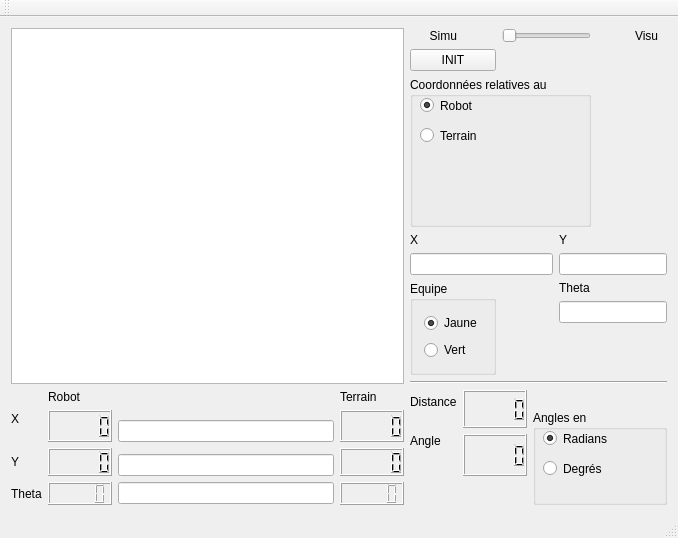
Above: PluginModules/SimuBot/ihm_SimuBot.ui from CRLG/LABOTBOX before the change. Below: the same form after it.
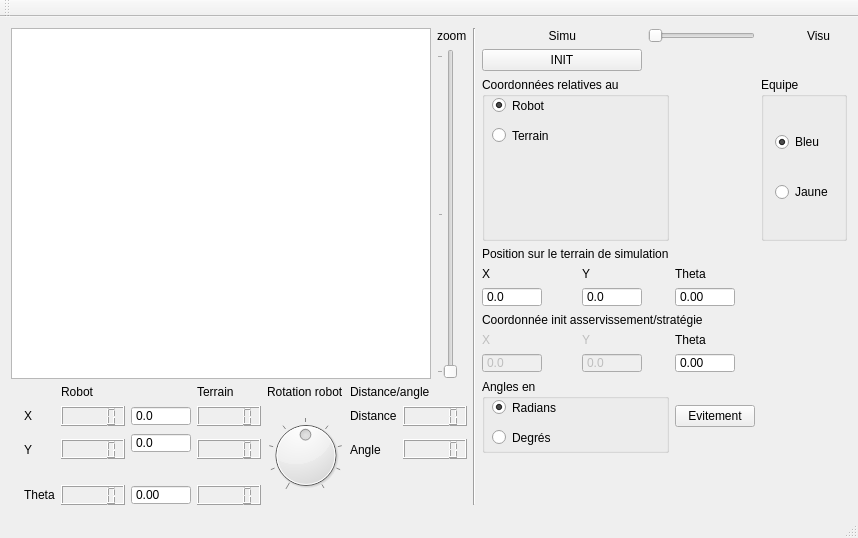
That is the form after the change.

```diff
--- a/PluginModules/SimuBot/ihm_SimuBot.ui
+++ b/PluginModules/SimuBot/ihm_SimuBot.ui
@@ -6,7 +6,7 @@
    <rect>
     <x>0</x>
     <y>0</y>
-    <width>678</width>
+    <width>858</width>
     <height>538</height>
    </rect>
   </property>
@@ -15,10 +15,125 @@
   </property>
   <widget class="QWidget" name="centralWidget">
    <layout class="QGridLayout" name="gridLayout">
-    <item row="0" column="0" rowspan="9" colspan="4">
-     <widget class="QGraphicsView" name="simuGraphicsView"/>
+    <item row="0" column="9" rowspan="16">
+     <widget class="Line" name="line">
+      <property name="orientation">
+       <enum>Qt::Vertical</enum>
+      </property>
+     </widget>
     </item>
-    <item row="0" column="4">
+    <item row="8" column="10">
+     <widget class="QDoubleSpinBox" name="sB_X_init_asserv">
+      <property name="enabled">
+       <bool>false</bool>
+      </property>
+      <property name="minimumSize">
+       <size>
+        <width>60</width>
+        <height>20</height>
+       </size>
+      </property>
+      <property name="maximumSize">
+       <size>
+        <width>60</width>
+        <height>20</height>
+       </size>
+      </property>
+      <property name="buttonSymbols">
+       <enum>QAbstractSpinBox::NoButtons</enum>
+      </property>
+      <property name="decimals">
+       <number>1</number>
+      </property>
+      <property name="minimum">
+       <double>-300.000000000000000</double>
+      </property>
+      <property name="maximum">
+       <double>300.000000000000000</double>
+      </property>
+     </widget>
+    </item>
+    <item row="7" column="12">
+     <widget class="QLabel" name="label_17">
+      <property name="enabled">
+       <bool>false</bool>
+      </property>
+      <property name="text">
+       <string>Y</string>
+      </property>
+     </widget>
+    </item>
+    <item row="4" column="12">
+     <widget class="QLabel" name="label_7">
+      <property name="text">
+       <string>Y</string>
+      </property>
+     </widget>
+    </item>
+    <item row="0" column="16">
+     <widget class="QLabel" name="label_9">
+      <property name="text">
+       <string>Visu</string>
+      </property>
+     </widget>
+    </item>
+    <item row="10" column="2">
+     <widget class="QLabel" name="label_11">
+      <property name="text">
+       <string>Robot</string>
+      </property>
+     </widget>
+    </item>
+    <item row="6" column="10" colspan="5">
+     <widget class="QLabel" name="label_15">
+      <property name="text">
+       <string>Coordonnée init asservissement/stratégie</string>
+      </property>
+     </widget>
+    </item>
+    <item row="1" column="8" rowspan="9">
+     <widget class="QSlider" name="verticalSlider_zoom_scene">
+      <property name="minimum">
+       <number>1</number>
+      </property>
+      <property name="maximum">
+       <number>3</number>
+      </property>
+      <property name="pageStep">
+       <number>1</number>
+      </property>
+      <property name="value">
+       <number>1</number>
+      </property>
+      <property name="sliderPosition">
+       <number>1</number>
+      </property>
+      <property name="orientation">
+       <enum>Qt::Vertical</enum>
+      </property>
+      <property name="tickPosition">
+       <enum>QSlider::TicksAbove</enum>
+      </property>
+      <property name="tickInterval">
+       <number>1</number>
+      </property>
+     </widget>
+    </item>
+    <item row="10" column="4">
+     <widget class="QLabel" name="label_12">
+      <property name="text">
+       <string>Terrain</string>
+      </property>
+     </widget>
+    </item>
+    <item row="3" column="10" colspan="4">
+     <widget class="QLabel" name="label_14">
+      <property name="text">
+       <string>Position sur le terrain de simulation</string>
+      </property>
+     </widget>
+    </item>
+    <item row="0" column="11">
      <widget class="QLabel" name="label_8">
       <property name="text">
        <string>Simu</string>
@@ -28,47 +143,250 @@
       </property>
      </widget>
     </item>
-    <item row="0" column="6" colspan="3">
-     <widget class="QSlider" name="horizontalSlider_toggle_simu">
-      <property name="maximum">
-       <number>1</number>
-      </property>
-      <property name="pageStep">
-       <number>1</number>
-      </property>
+    <item row="10" column="0" rowspan="6">
+     <spacer name="horizontalSpacer">
       <property name="orientation">
        <enum>Qt::Horizontal</enum>
       </property>
-     </widget>
+      <property name="sizeHint" stdset="0">
+       <size>
+        <width>307</width>
+        <height>20</height>
+       </size>
+      </property>
+     </spacer>
     </item>
-    <item row="0" column="10">
-     <widget class="QLabel" name="label_9">
+    <item row="7" column="10">
+     <widget class="QLabel" name="label_16">
+      <property name="enabled">
+       <bool>false</bool>
+      </property>
       <property name="text">
-       <string>Visu</string>
+       <string>X</string>
       </property>
      </widget>
     </item>
-    <item row="1" column="4" colspan="2">
+    <item row="1" column="10" colspan="3">
      <widget class="QPushButton" name="pushButton_init">
       <property name="text">
        <string>INIT</string>
       </property>
      </widget>
     </item>
-    <item row="1" column="10" rowspan="2">
-     <spacer name="verticalSpacer">
+    <item row="4" column="10">
+     <widget class="QLabel" name="label_6">
+      <property name="text">
+       <string>X</string>
+      </property>
+     </widget>
+    </item>
+    <item row="0" column="13" colspan="2">
+     <widget class="QSlider" name="horizontalSlider_toggle_simu">
+      <property name="maximum">
+       <number>1</number>
+      </property>
+      <property name="pageStep">
+       <number>1</number>
+      </property>
+      <property name="orientation">
+       <enum>Qt::Horizontal</enum>
+      </property>
+     </widget>
+    </item>
+    <item row="0" column="8">
+     <widget class="QLabel" name="label_13">
+      <property name="text">
+       <string>zoom</string>
+      </property>
+     </widget>
+    </item>
+    <item row="15" column="4">
+     <widget class="QLCDNumber" name="lcdNumber_theta_terrain">
+      <property name="minimumSize">
+       <size>
+        <width>64</width>
+        <height>20</height>
+       </size>
+      </property>
+      <property name="maximumSize">
+       <size>
+        <width>64</width>
+        <height>20</height>
+       </size>
+      </property>
+     </widget>
+    </item>
+    <item row="11" column="2">
+     <widget class="QLCDNumber" name="lcdNumber_x">
+      <property name="minimumSize">
+       <size>
+        <width>64</width>
+        <height>20</height>
+       </size>
+      </property>
+      <property name="maximumSize">
+       <size>
+        <width>64</width>
+        <height>20</height>
+       </size>
+      </property>
+     </widget>
+    </item>
+    <item row="10" column="6" colspan="2">
+     <widget class="QLabel" name="label_19">
+      <property name="text">
+       <string>Distance/angle</string>
+      </property>
+     </widget>
+    </item>
+    <item row="11" column="1">
+     <widget class="QLabel" name="label_3">
+      <property name="text">
+       <string>X</string>
+      </property>
+     </widget>
+    </item>
+    <item row="7" column="14">
+     <widget class="QLabel" name="label_18">
+      <property name="text">
+       <string>Theta</string>
+      </property>
+     </widget>
+    </item>
+    <item row="10" column="5">
+     <widget class="QLabel" name="label_20">
+      <property name="text">
+       <string>Rotation robot</string>
+      </property>
+     </widget>
+    </item>
+    <item row="12" column="4" rowspan="2">
+     <widget class="QLCDNumber" name="lcdNumber_y_terrain">
+      <property name="minimumSize">
+       <size>
+        <width>64</width>
+        <height>20</height>
+       </size>
+      </property>
+      <property name="maximumSize">
+       <size>
+        <width>64</width>
+        <height>20</height>
+       </size>
+      </property>
+     </widget>
+    </item>
+    <item row="13" column="10" rowspan="3" colspan="7">
+     <spacer name="verticalSpacer_2">
       <property name="orientation">
        <enum>Qt::Vertical</enum>
       </property>
       <property name="sizeHint" stdset="0">
        <size>
         <width>20</width>
-        <height>178</height>
+        <height>25</height>
        </size>
       </property>
      </spacer>
     </item>
-    <item row="2" column="4" colspan="5">
+    <item row="12" column="7" rowspan="2" colspan="2">
+     <widget class="QLCDNumber" name="lcdNumber_angle">
+      <property name="minimumSize">
+       <size>
+        <width>64</width>
+        <height>20</height>
+       </size>
+      </property>
+      <property name="maximumSize">
+       <size>
+        <width>64</width>
+        <height>20</height>
+       </size>
+      </property>
+     </widget>
+    </item>
+    <item row="8" column="14">
+     <widget class="QDoubleSpinBox" name="sB_Theta_init_asserv">
+      <property name="minimumSize">
+       <size>
+        <width>60</width>
+        <height>20</height>
+       </size>
+      </property>
+      <property name="maximumSize">
+       <size>
+        <width>60</width>
+        <height>20</height>
+       </size>
+      </property>
+      <property name="buttonSymbols">
+       <enum>QAbstractSpinBox::NoButtons</enum>
+      </property>
+      <property name="minimum">
+       <double>-360.000000000000000</double>
+      </property>
+      <property name="maximum">
+       <double>360.000000000000000</double>
+      </property>
+     </widget>
+    </item>
+    <item row="15" column="1">
+     <widget class="QLabel" name="label">
+      <property name="text">
+       <string>Theta</string>
+      </property>
+     </widget>
+    </item>
+    <item row="15" column="2">
+     <widget class="QLCDNumber" name="lcdNumber_theta">
+      <property name="minimumSize">
+       <size>
+        <width>64</width>
+        <height>20</height>
+       </size>
+      </property>
+      <property name="maximumSize">
+       <size>
+        <width>64</width>
+        <height>20</height>
+       </size>
+      </property>
+     </widget>
+    </item>
+    <item row="12" column="6" rowspan="2">
+     <widget class="QLabel" name="label_4">
+      <property name="text">
+       <string>Angle</string>
+      </property>
+     </widget>
+    </item>
+    <item row="2" column="15" colspan="2">
+     <widget class="QGroupBox" name="groupBox_equipe">
+      <property name="title">
+       <string>Equipe</string>
+      </property>
+      <layout class="QVBoxLayout" name="verticalLayout">
+       <item>
+        <widget class="QRadioButton" name="radioButton_couleur_1">
+         <property name="text">
+          <string>Bleu</string>
+         </property>
+         <property name="checked">
+          <bool>true</bool>
+         </property>
+        </widget>
+       </item>
+       <item>
+        <widget class="QRadioButton" name="radioButton_couleur_2">
+         <property name="text">
+          <string>Jaune</string>
+         </property>
+        </widget>
+       </item>
+      </layout>
+     </widget>
+    </item>
+    <item row="2" column="10" colspan="4">
      <widget class="QGroupBox" name="groupBox_coord_relative">
       <property name="sizePolicy">
        <sizepolicy hsizetype="Preferred" vsizetype="MinimumExpanding">
@@ -113,120 +431,7 @@
       </widget>
      </widget>
     </item>
-    <item row="3" column="4">
-     <widget class="QLabel" name="label_6">
-      <property name="text">
-       <string>X</string>
-      </property>
-     </widget>
-    </item>
-    <item row="3" column="8">
-     <widget class="QLabel" name="label_7">
-      <property name="text">
-       <string>Y</string>
-      </property>
-     </widget>
-    </item>
-    <item row="4" column="4" colspan="4">
-     <widget class="QLineEdit" name="lineEdit_X_init"/>
-    </item>
-    <item row="4" column="8" colspan="3">
-     <widget class="QLineEdit" name="lineEdit_Y_init"/>
-    </item>
-    <item row="5" column="4" rowspan="3" colspan="2">
-     <widget class="QGroupBox" name="groupBox_equipe">
-      <property name="title">
-       <string>Equipe</string>
-      </property>
-      <layout class="QVBoxLayout" name="verticalLayout">
-       <item>
-        <widget class="QRadioButton" name="radioButton_couleur_1">
-         <property name="text">
-          <string>Jaune</string>
-         </property>
-         <property name="checked">
-          <bool>true</bool>
-         </property>
-        </widget>
-       </item>
-       <item>
-        <widget class="QRadioButton" name="radioButton_couleur_2">
-         <property name="text">
-          <string>Vert</string>
-         </property>
-        </widget>
-       </item>
-      </layout>
-     </widget>
-    </item>
-    <item row="5" column="8">
-     <widget class="QLabel" name="label_10">
-      <property name="text">
-       <string>Theta</string>
-      </property>
-     </widget>
-    </item>
-    <item row="6" column="8" colspan="3">
-     <widget class="QLineEdit" name="lineEdit_Theta_init"/>
-    </item>
-    <item row="7" column="9">
-     <spacer name="verticalSpacer_2">
-      <property name="orientation">
-       <enum>Qt::Vertical</enum>
-      </property>
-      <property name="sizeHint" stdset="0">
-       <size>
-        <width>20</width>
-        <height>25</height>
-       </size>
-      </property>
-     </spacer>
-    </item>
-    <item row="8" column="4" colspan="7">
-     <widget class="Line" name="line_2">
-      <property name="orientation">
-       <enum>Qt::Horizontal</enum>
-      </property>
-     </widget>
-    </item>
-    <item row="9" column="1">
-     <widget class="QLabel" name="label_11">
-      <property name="text">
-       <string>Robot</string>
-      </property>
-     </widget>
-    </item>
-    <item row="9" column="3">
-     <widget class="QLabel" name="label_12">
-      <property name="text">
-       <string>Terrain</string>
-      </property>
-     </widget>
-    </item>
-    <item row="9" column="4" rowspan="2">
-     <widget class="QLabel" name="label_5">
-      <property name="text">
-       <string>Distance</string>
-      </property>
-     </widget>
-    </item>
-    <item row="9" column="5" rowspan="3" colspan="2">
-     <widget class="QLCDNumber" name="lcdNumber_distance"/>
-    </item>
-    <item row="10" column="0" rowspan="2">
-     <widget class="QLabel" name="label_3">
-      <property name="text">
-       <string>X</string>
-      </property>
-     </widget>
-    </item>
-    <item row="10" column="1" rowspan="3">
-     <widget class="QLCDNumber" name="lcdNumber_x"/>
-    </item>
-    <item row="10" column="3" rowspan="3">
-     <widget class="QLCDNumber" name="lcdNumber_x_terrain"/>
-    </item>
-    <item row="10" column="7" rowspan="6" colspan="4">
+    <item row="9" column="10" rowspan="4" colspan="4">
      <widget class="QGroupBox" name="groupBox_angles">
       <property name="title">
        <string>Angles en</string>
@@ -262,62 +467,296 @@
       </widget>
      </widget>
     </item>
-    <item row="11" column="2" rowspan="2">
-     <widget class="QLineEdit" name="lineEdit_x">
-      <property name="dragEnabled">
-       <bool>true</bool>
+    <item row="5" column="14">
+     <widget class="QDoubleSpinBox" name="lineEdit_Theta_init">
+      <property name="minimumSize">
+       <size>
+        <width>60</width>
+        <height>20</height>
+       </size>
       </property>
+      <property name="maximumSize">
+       <size>
+        <width>60</width>
+        <height>20</height>
+       </size>
+      </property>
+      <property name="buttonSymbols">
+       <enum>QAbstractSpinBox::NoButtons</enum>
+      </property>
+      <property name="minimum">
+       <double>-360.000000000000000</double>
+      </property>
+      <property name="maximum">
+       <double>360.000000000000000</double>
+      </property>
      </widget>
     </item>
-    <item row="12" column="4" rowspan="2">
-     <widget class="QLabel" name="label_4">
+    <item row="5" column="12">
+     <widget class="QDoubleSpinBox" name="lineEdit_Y_init">
+      <property name="minimumSize">
+       <size>
+        <width>60</width>
+        <height>20</height>
+       </size>
+      </property>
+      <property name="maximumSize">
+       <size>
+        <width>60</width>
+        <height>20</height>
+       </size>
+      </property>
+      <property name="buttonSymbols">
+       <enum>QAbstractSpinBox::NoButtons</enum>
+      </property>
+      <property name="decimals">
+       <number>1</number>
+      </property>
+      <property name="minimum">
+       <double>-300.000000000000000</double>
+      </property>
+      <property name="maximum">
+       <double>300.000000000000000</double>
+      </property>
+     </widget>
+    </item>
+    <item row="5" column="10">
+     <widget class="QDoubleSpinBox" name="lineEdit_X_init">
+      <property name="minimumSize">
+       <size>
+        <width>60</width>
+        <height>20</height>
+       </size>
+      </property>
+      <property name="maximumSize">
+       <size>
+        <width>60</width>
+        <height>20</height>
+       </size>
+      </property>
+      <property name="buttonSymbols">
+       <enum>QAbstractSpinBox::NoButtons</enum>
+      </property>
+      <property name="decimals">
+       <number>1</number>
+      </property>
+      <property name="minimum">
+       <double>-300.000000000000000</double>
+      </property>
+      <property name="maximum">
+       <double>300.000000000000000</double>
+      </property>
+     </widget>
+    </item>
+    <item row="4" column="14">
+     <widget class="QLabel" name="label_10">
       <property name="text">
-       <string>Angle</string>
+       <string>Theta</string>
       </property>
      </widget>
     </item>
-    <item row="12" column="5" rowspan="3" colspan="2">
-     <widget class="QLCDNumber" name="lcdNumber_angle"/>
+    <item row="8" column="12">
+     <widget class="QDoubleSpinBox" name="sB_Y_init_asserv">
+      <property name="enabled">
+       <bool>false</bool>
+      </property>
+      <property name="minimumSize">
+       <size>
+        <width>60</width>
+        <height>20</height>
+       </size>
+      </property>
+      <property name="maximumSize">
+       <size>
+        <width>60</width>
+        <height>20</height>
+       </size>
+      </property>
+      <property name="buttonSymbols">
+       <enum>QAbstractSpinBox::NoButtons</enum>
+      </property>
+      <property name="decimals">
+       <number>1</number>
+      </property>
+      <property name="minimum">
+       <double>-300.000000000000000</double>
+      </property>
+      <property name="maximum">
+       <double>300.000000000000000</double>
+      </property>
+     </widget>
     </item>
-    <item row="13" column="0" rowspan="2">
+    <item row="11" column="3">
+     <widget class="QDoubleSpinBox" name="lineEdit_x">
+      <property name="minimumSize">
+       <size>
+        <width>60</width>
+        <height>20</height>
+       </size>
+      </property>
+      <property name="maximumSize">
+       <size>
+        <width>60</width>
+        <height>20</height>
+       </size>
+      </property>
+      <property name="buttonSymbols">
+       <enum>QAbstractSpinBox::NoButtons</enum>
+      </property>
+      <property name="decimals">
+       <number>1</number>
+      </property>
+      <property name="minimum">
+       <double>-1000.000000000000000</double>
+      </property>
+      <property name="maximum">
+       <double>1000.000000000000000</double>
+      </property>
+     </widget>
+    </item>
+    <item row="11" column="6">
+     <widget class="QLabel" name="label_5">
+      <property name="text">
+       <string>Distance</string>
+      </property>
+     </widget>
+    </item>
+    <item row="12" column="1" rowspan="2">
      <widget class="QLabel" name="label_2">
       <property name="text">
        <string>Y</string>
       </property>
      </widget>
     </item>
-    <item row="13" column="1" rowspan="2">
-     <widget class="QLCDNumber" name="lcdNumber_y"/>
+    <item row="12" column="2" rowspan="2">
+     <widget class="QLCDNumber" name="lcdNumber_y">
+      <property name="minimumSize">
+       <size>
+        <width>64</width>
+        <height>20</height>
+       </size>
+      </property>
+      <property name="maximumSize">
+       <size>
+        <width>64</width>
+        <height>20</height>
+       </size>
+      </property>
+     </widget>
     </item>
-    <item row="13" column="3" rowspan="2">
-     <widget class="QLCDNumber" name="lcdNumber_y_terrain"/>
+    <item row="11" column="4">
+     <widget class="QLCDNumber" name="lcdNumber_x_terrain">
+      <property name="minimumSize">
+       <size>
+        <width>64</width>
+        <height>20</height>
+       </size>
+      </property>
+      <property name="maximumSize">
+       <size>
+        <width>64</width>
+        <height>20</height>
+       </size>
+      </property>
+     </widget>
     </item>
-    <item row="14" column="2">
-     <widget class="QLineEdit" name="lineEdit_y">
-      <property name="dragEnabled">
+    <item row="11" column="5" rowspan="5">
+     <widget class="QDial" name="dial_rotation_bot">
+      <property name="minimum">
+       <number>-10000</number>
+      </property>
+      <property name="maximum">
+       <number>10000</number>
+      </property>
+      <property name="pageStep">
+       <number>100</number>
+      </property>
+      <property name="notchTarget">
+       <double>130.000000000000000</double>
+      </property>
+      <property name="notchesVisible">
        <bool>true</bool>
       </property>
      </widget>
     </item>
-    <item row="15" column="0">
-     <widget class="QLabel" name="label">
-      <property name="text">
-       <string>Theta</string>
+    <item row="11" column="7" colspan="2">
+     <widget class="QLCDNumber" name="lcdNumber_distance">
+      <property name="minimumSize">
+       <size>
+        <width>64</width>
+        <height>20</height>
+       </size>
       </property>
+      <property name="maximumSize">
+       <size>
+        <width>64</width>
+        <height>20</height>
+       </size>
+      </property>
      </widget>
     </item>
-    <item row="15" column="1">
-     <widget class="QLCDNumber" name="lcdNumber_theta"/>
+    <item row="0" column="0" rowspan="10" colspan="8">
+     <widget class="QGraphicsView" name="simuGraphicsView"/>
     </item>
-    <item row="15" column="2">
-     <widget class="QLineEdit" name="lineEdit_theta">
-      <property name="dragEnabled">
-       <bool>true</bool>
+    <item row="12" column="3">
+     <widget class="QDoubleSpinBox" name="lineEdit_y">
+      <property name="minimumSize">
+       <size>
+        <width>60</width>
+        <height>20</height>
+       </size>
+      </property>
+      <property name="maximumSize">
+       <size>
+        <width>60</width>
+        <height>20</height>
+       </size>
+      </property>
+      <property name="buttonSymbols">
+       <enum>QAbstractSpinBox::NoButtons</enum>
+      </property>
+      <property name="decimals">
+       <number>1</number>
+      </property>
+      <property name="minimum">
+       <double>-1000.000000000000000</double>
+      </property>
+      <property name="maximum">
+       <double>1000.000000000000000</double>
       </property>
      </widget>
     </item>
     <item row="15" column="3">
-     <widget class="QLCDNumber" name="lcdNumber_theta_terrain"/>
+     <widget class="QDoubleSpinBox" name="lineEdit_theta">
+      <property name="minimumSize">
+       <size>
+        <width>60</width>
+        <height>20</height>
+       </size>
+      </property>
+      <property name="maximumSize">
+       <size>
+        <width>60</width>
+        <height>20</height>
+       </size>
+      </property>
+      <property name="buttonSymbols">
+       <enum>QAbstractSpinBox::NoButtons</enum>
+      </property>
+      <property name="minimum">
+       <double>-360.000000000000000</double>
+      </property>
+      <property name="maximum">
+       <double>360.000000000000000</double>
+      </property>
+     </widget>
+    </item>
+    <item row="11" column="14">
+     <widget class="QPushButton" name="pb_Astar">
+      <property name="text">
+       <string>Evitement</string>
+      </property>
+     </widget>
     </item>
    </layout>
   </widget>
```
Left out of the diff: 2 changed lines with no effect on the pictures.
